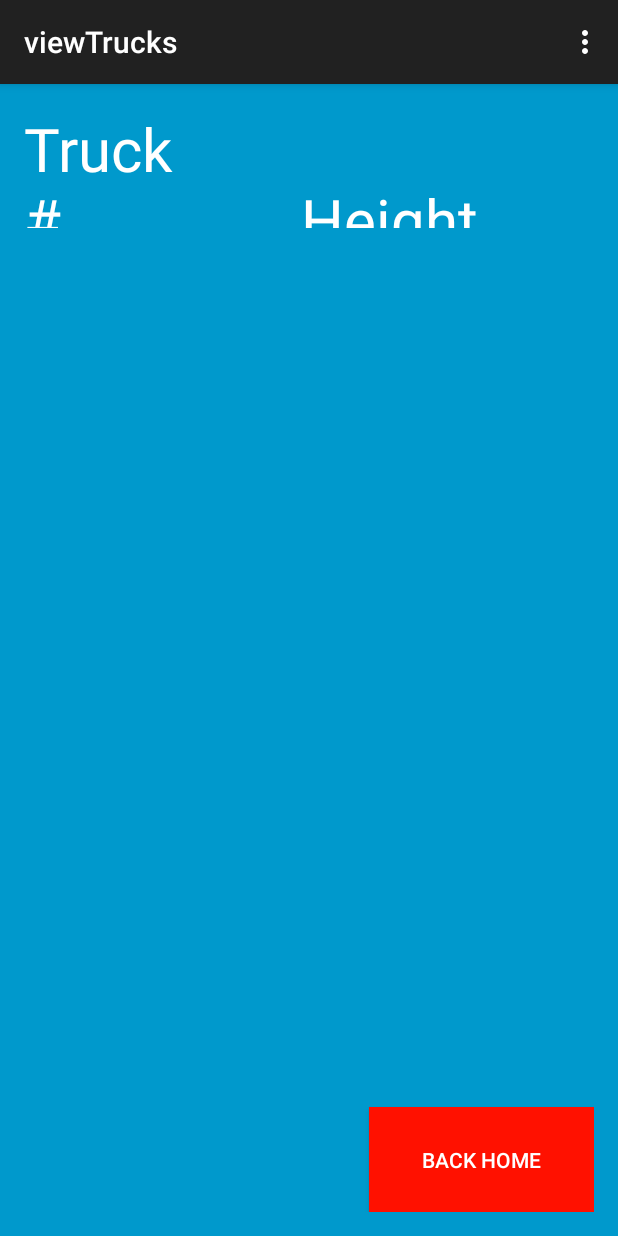
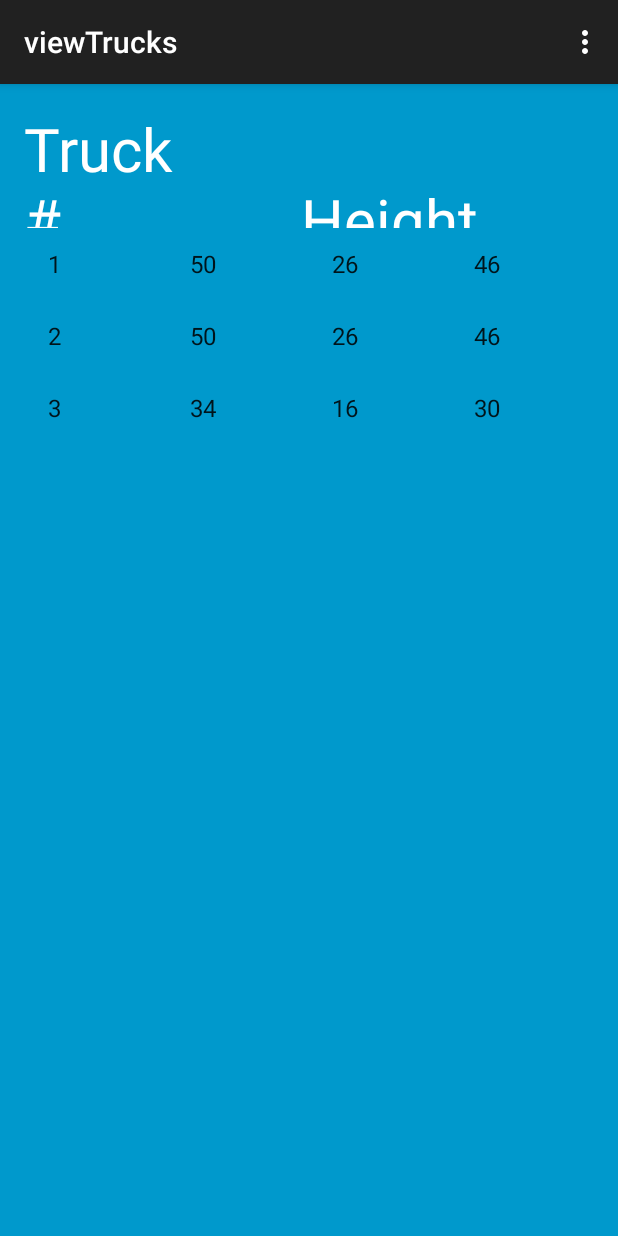
Before and after one commit to emmanuelrs/AnalisisProject, an Android app: the screen it shows after launch (viewTrucks), after a tap on "VIEW", on a phone screen of 412 x 824 dp. Run offline under Robolectric (Android 15) with nearby library versions, the phone set to English and light mode, and no system bars.

Commit message:
Lógica pegada en la app y bug arreglado

```diff
--- a/PackagesApp/app/src/main/java/emmanuelrosales/packagesapp/InsertOwner.java
+++ b/PackagesApp/app/src/main/java/emmanuelrosales/packagesapp/InsertOwner.java
@@ -60,6 +60,25 @@ public class InsertOwner extends ActionBarActivity {
         return super.onOptionsItemSelected(item);
     }
 
+    public static void setClientes(){
+        Owner cliente = new Owner("Emmanuel Rosales",6,15,"Atenas",1);
+        clientes.add(cliente);
+        Owner cliente1 = new Owner("Miuyin Yong Wong",8,20,"Santa Ana",1);
+        clientes.add(cliente1);
+        Owner cliente2 = new Owner("Ernesto Lang Oreamuno",9,15,"San José Centro",1);
+        clientes.add(cliente2);
+        Owner cliente3 = new Owner("Cristam Flores",10,22,"Coronado",1);
+        clientes.add(cliente3);
+        Owner cliente4 = new Owner("Luis Serrano",5,16,"Cartago",2);
+        clientes.add(cliente4);
+        Owner cliente5 = new Owner("Mark Brown",10,22,"Escazú",1);
+        clientes.add(cliente5);
+        Owner cliente6 = new Owner("Sharik Rosales",9,21,"Alajuela",2);
+        clientes.add(cliente6);
+        Owner cliente7 = new Owner("Chester Yong",11,19,"Heredia",1);
+        clientes.add(cliente7);
+    }
+
     public static ArrayList<Owner> getClientes() {
         return clientes;
     }
--- a/PackagesApp/app/src/main/java/emmanuelrosales/packagesapp/InsertPackage.java
+++ b/PackagesApp/app/src/main/java/emmanuelrosales/packagesapp/InsertPackage.java
@@ -78,13 +78,49 @@ public class InsertPackage extends ActionBarActivity {
     public static ArrayList<DeliveryPackage> getPaquetes() {
         return paquetes;
     }
+    public void crearPaquetesDefault(){
+        InsertOwner owner_default = new InsertOwner();
+        DeliveryPackage paquete = new DeliveryPackage(1,1,1,10,owner_default.getClientes().get(0));
+        paquetes.add(paquete);
+        DeliveryPackage paquete1 = new DeliveryPackage(2,2,2,11,owner_default.getClientes().get(1));
+        paquetes.add(paquete1);
+        DeliveryPackage paquete2 = new DeliveryPackage(1,2,3,5,owner_default.getClientes().get(2));
+        paquetes.add(paquete2);
+        DeliveryPackage paquete3= new DeliveryPackage(3,2,1,6,owner_default.getClientes().get(3));
+        paquetes.add(paquete3);
+        DeliveryPackage paquete4 = new DeliveryPackage(2,2,1,8,owner_default.getClientes().get(4));
+        paquetes.add(paquete4);
+        DeliveryPackage paquete5 = new DeliveryPackage(3,2,2,10,owner_default.getClientes().get(5));
+        paquetes.add(paquete5);
+        DeliveryPackage paquete6 = new DeliveryPackage(1,1,2,3,owner_default.getClientes().get(6));
+        paquetes.add(paquete6);
+        DeliveryPackage paquete7 = new DeliveryPackage(3,3,2,7,owner_default.getClientes().get(0));
+        paquetes.add(paquete7);
+        DeliveryPackage paquete8 = new DeliveryPackage(3,3,3,12,owner_default.getClientes().get(0));
+        paquetes.add(paquete8);
+        DeliveryPackage paquete9 = new DeliveryPackage(2,1,2,10,owner_default.getClientes().get(1));
+        paquetes.add(paquete9);
+        DeliveryPackage paquete10 = new DeliveryPackage(2,2,2,13,owner_default.getClientes().get(2));
+        paquetes.add(paquete10);
+        DeliveryPackage paquete11 = new DeliveryPackage(3,1,2,4,owner_default.getClientes().get(3));
+        paquetes.add(paquete11);
+        DeliveryPackage paquete12 = new DeliveryPackage(5,3,1,13,owner_default.getClientes().get(4));
+        paquetes.add(paquete12);
+        DeliveryPackage paquete13 = new DeliveryPackage(2,2,2,7,owner_default.getClientes().get(5));
+        paquetes.add(paquete13);
+        DeliveryPackage paquete14 = new DeliveryPackage(1,2,3,5,owner_default.getClientes().get(6));
+        paquetes.add(paquete14);
+        DeliveryPackage paquete15 = new DeliveryPackage(5,5,5,10,owner_default.getClientes().get(0));
+        paquetes.add(paquete15);
+        DeliveryPackage paquete16 = new DeliveryPackage(4,4,4,14,owner_default.getClientes().get(1));
+        paquetes.add(paquete16);
+    }
 
     public void getValP(View view){
 
        Spinner mySpinner = (Spinner)findViewById(R.id.spinner);
         String txtFromSpinner = mySpinner.getSelectedItem().toString();
         Owner duenno = returnOwner(txtFromSpinner);
-
 
         getHeight =  (EditText)findViewById(R.id.inputPHeight);
         getLength =  (EditText)findViewById(R.id.inputPLenght);
@@ -94,7 +130,9 @@ public class InsertPackage extends ActionBarActivity {
         System.out.println(getHeight.getText());
         DeliveryPackage paquete = new DeliveryPackage(Integer.parseInt(getLength.getText().toString()),Integer.parseInt(getWidth.getText().toString()),
                 Integer.parseInt(getHeight.getText().toString()),Integer.parseInt(getDate.getText().toString()),duenno);
+
         paquetes.add(paquete);
+
         txtLength = (TextView)findViewById(R.id.inputPLenght);
         txtLength.setText("");
         txtHeight = (TextView)findViewById(R.id.inputPHeight);
@@ -115,9 +153,6 @@ public class InsertPackage extends ActionBarActivity {
         alertDialog.show();
 
     }
-    public static void setPaquetes(DeliveryPackage paquete) {
-        paquetes.add(paquete);
-    }
 
     public void jumpHome(View view) {
         Intent intent = new Intent(view.getContext(), MainActivity.class);
--- a/PackagesApp/app/src/main/java/emmanuelrosales/packagesapp/InsertTruck.java
+++ b/PackagesApp/app/src/main/java/emmanuelrosales/packagesapp/InsertTruck.java
@@ -49,7 +49,14 @@ public class InsertTruck extends ActionBarActivity {
 
         return super.onOptionsItemSelected(item);
     }
-
+    public static void DefaultTrucks(){
+        Truck camion = new Truck(26,46,50);
+        camiones.add(camion);
+        Truck camion1 = new Truck(26,46,50);
+        camiones.add(camion1);
+        Truck camion2 = new Truck(16,30,34);
+        camiones.add(camion2);
+    }
     public void InsertCTipo1(View view){
         try{
             Truck camion = new Truck(16,30,34);
--- a/PackagesApp/app/src/main/java/emmanuelrosales/packagesapp/MainActivity.java
+++ b/PackagesApp/app/src/main/java/emmanuelrosales/packagesapp/MainActivity.java
@@ -9,11 +9,23 @@ import android.content.Intent;
 
 
 public class MainActivity extends ActionBarActivity {
+    public boolean bandera = true;
 
     @Override
     protected void onCreate(Bundle savedInstanceState) {
         super.onCreate(savedInstanceState);
         setContentView(R.layout.activity_main);
+
+        if(bandera){
+            InsertOwner owner = new InsertOwner();
+            owner.setClientes();
+            InsertPackage pack = new InsertPackage();
+            pack.crearPaquetesDefault();
+            InsertTruck truck = new InsertTruck();
+            truck.DefaultTrucks();
+            bandera = false;
+        }
+
     }
 
     @Override
--- a/PackagesApp/app/src/main/java/emmanuelrosales/packagesapp/Routes.java
+++ b/PackagesApp/app/src/main/java/emmanuelrosales/packagesapp/Routes.java
@@ -67,14 +67,14 @@ public class Routes extends ActionBarActivity {
     }
 
         @Override
-    public boolean onCreateOptionsMenu(Menu menu) {
+        public boolean onCreateOptionsMenu (Menu menu){
             // Inflate the menu; this adds items to the action bar if it is present.
             getMenuInflater().inflate(R.menu.menu_routes, menu);
             return true;
         }
 
         @Override
-    public boolean onOptionsItemSelected(MenuItem item) {
+        public boolean onOptionsItemSelected (MenuItem item){
             // Handle action bar item clicks here. The action bar will
             // automatically handle clicks on the Home/Up button, so long
             // as you specify a parent activity in AndroidManifest.xml.
--- a/PackagesApp/app/src/main/res/layout/activity_view_trucks.xml
+++ b/PackagesApp/app/src/main/res/layout/activity_view_trucks.xml
@@ -34,17 +34,4 @@
         android:layout_alignParentLeft="true"
         android:layout_alignParentStart="true" />
 
-    <Button
-        android:layout_width="wrap_content"
-        android:layout_height="wrap_content"
-        android:text="@string/Home"
-        android:id="@+id/btnBackHomeV"
-        android:background="#ffff1100"
-        android:textColor="#ffffffff"
-        android:width="150dp"
-        android:height="70dp"
-        android:onClick="jumpHome"
-        android:layout_alignBottom="@+id/gridViewTrucks"
-        android:layout_alignParentRight="true"
-        android:layout_alignParentEnd="true" />
 </RelativeLayout>
```
Also changed, not shown: PackagesApp/app/src/main/res/layout/activity_insert_owner.xml (+0 -15 lines), PackagesApp/app/src/main/res/layout/activity_insert_package.xml (+1 -18 lines), PackagesApp/app/src/main/res/layout/activity_insert_truck.xml (+12 -27 lines), PackagesApp/app/src/main/res/layout/activity_view_owner.xml (+0 -13 lines), PackagesApp/app/src/main/res/layout/activity_view_package.xml (+0 -14 lines), 1 other file. Lines whose indentation alone changed are shown as unchanged.
